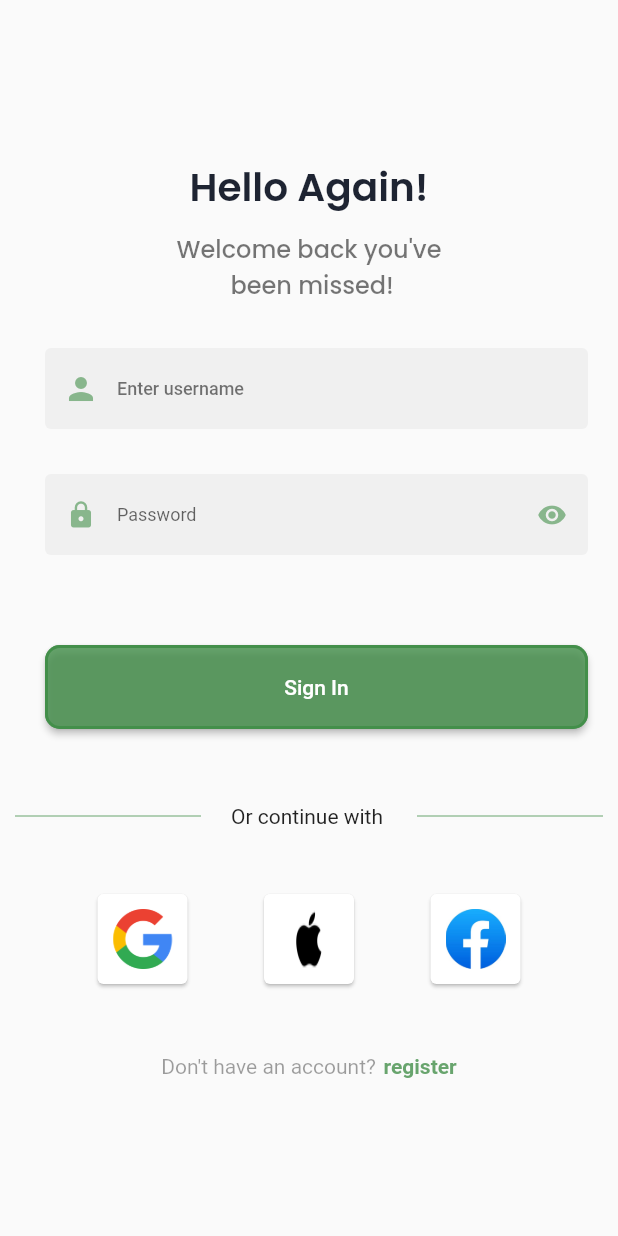
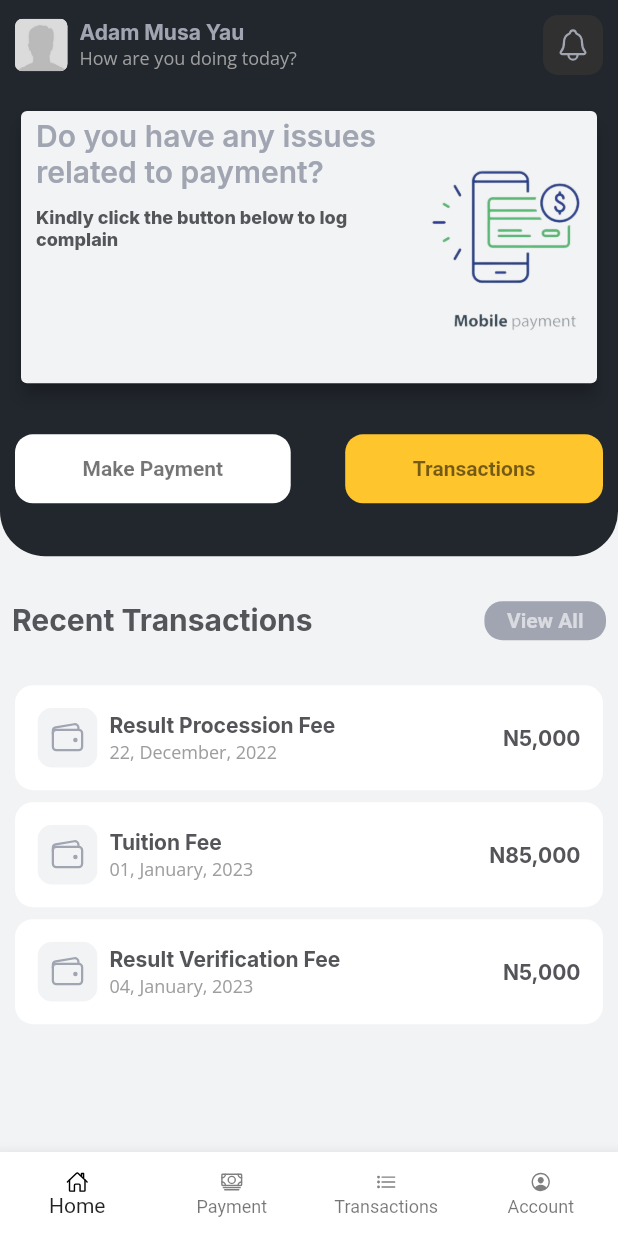
Before and after one commit to AdamcyNaira/central_payment_app, a Flutter app: the Login screen opened by its route, after a tap on "Sign In", on a phone screen of 412 x 824 dp. Run offline on Flutter 3.47's test engine with Material 2 defaults, Android fonts, the light colour scheme and no system bars; our stand-ins replace cached_network_image, carousel_nullsafety, connectivity, cool_alert, flutter_riverpod, flutter_spinkit and 4 more; missing offline and left inert: flutter_downloader, insta_image_viewer, sendgrid_mailer; accounts and stored records are empty; project files that could hold a hidden picture were left out.

Commit message:
Worked on Dashboard

```diff
--- a/lib/main.dart
+++ b/lib/main.dart
@@ -2,6 +2,7 @@ import 'package:flutter/material.dart';
 import 'package:flutter/services.dart';
 import 'package:flutter_downloader/flutter_downloader.dart';
 import 'package:flutter_riverpod/flutter_riverpod.dart';
+import 'package:result_verification/screens/dashboard/dashboard.dart';
 import 'package:result_verification/screens/home/login.dart';
 import 'package:result_verification/screens/home/splash_screen.dart';
 import 'package:shared_preferences/shared_preferences.dart';
@@ -26,7 +27,7 @@ class MyApp extends StatelessWidget {
 
    @override
   Widget build(BuildContext context) {
-    SystemChrome.setSystemUIOverlayStyle(SystemUiOverlayStyle(statusBarColor: Colors.transparent));
+    SystemChrome.setSystemUIOverlayStyle(SystemUiOverlayStyle(statusBarColor: Colors.black));
     return MaterialApp(
       title: 'Central Payment System(CPS)',
       theme: ThemeData(
@@ -38,6 +39,7 @@ class MyApp extends StatelessWidget {
        routes: {
         // '/registration': (ctx) => const Registration(),
         '/login': (ctx) => const Login(),
+        '/dashboard': (ctx) => BottomNav(),
       },
     );
   }
--- /dev/null
+++ b/lib/screens/dashboard/dashboard.dart
@@ -0,0 +1,307 @@
+import 'package:carousel_nullsafety/carousel_nullsafety.dart';
+import 'package:flutter/material.dart';
+import 'package:flutter_riverpod/flutter_riverpod.dart';
+import 'package:google_fonts/google_fonts.dart';
+import 'package:ionicons/ionicons.dart';
+import 'package:result_verification/widgets/card_widget.dart';
+
+import '../../util/constants.dart';
+
+class Dashboard extends StatefulWidget {
+  const Dashboard({super.key});
+
+  @override
+  State<Dashboard> createState() => _DashboardState();
+}
+
+class _DashboardState extends State<Dashboard> {
+  @override
+  Widget build(BuildContext context) {
+    return SafeArea(
+      child: Scaffold(
+        backgroundColor: Constants.kBackgroundColor,
+        body:  Container(
+              height: screenHeight(context),
+              width: screenWidth(context),
+              child: RefreshIndicator(
+                onRefresh: () async => {
+               //  await ref.watch(eventListState.future),
+                },
+                child: ListView(
+                  children: [
+                    Container(
+                    padding: const EdgeInsets.only(top: 10, left: 10, right: 10),
+                    height: screenHeight(context) * 0.45,
+                    width: double.infinity,
+                    decoration: const BoxDecoration(
+                      borderRadius: BorderRadius.only(
+                        bottomLeft: Radius.circular(30),
+                        bottomRight: Radius.circular(30),
+                      ),
+                      color: Constants.kBlackColor,
+                    ),
+                    child: Column(
+                      crossAxisAlignment: CrossAxisAlignment.start,
+                      mainAxisAlignment: MainAxisAlignment.start,
+                      children: [
+                        DashboardTop(),
+                        YMargin(20),
+                         DashboardCard(),
+                      YMargin(30),
+                      Row(
+                        crossAxisAlignment: CrossAxisAlignment.start,
+                        mainAxisAlignment: MainAxisAlignment.spaceBetween,
+                        children: [
+                          Container(
+                        decoration: BoxDecoration(
+                          color: Colors.white,
+                          borderRadius: BorderRadius.circular(12),
+                        ),
+                        padding: EdgeInsets.symmetric(horizontal: 45, vertical: 15),
+                        child: Text(
+                          "Make Payment",
+                          style: TextStyle(color: Colors.black54, fontWeight: FontWeight.bold),
+                        ),
+                      ),
+                      Container(
+                        decoration: BoxDecoration(
+                          color: Color(0XFFfec52d),
+                          borderRadius: BorderRadius.circular(12),
+                        ),
+                        padding: EdgeInsets.symmetric(horizontal: 45, vertical: 15),
+                        child: Text(
+                          "Transactions",
+                          style: TextStyle(color: Colors.black54, fontWeight: FontWeight.bold),
+                        ),
+                      ),
+                        ],
+                      )
+
+                      ],
+                    ),
+                  ),
+                    YMargin(30),
+                    Padding(
+                      padding: const EdgeInsets.only(left:8.0, right: 8.0),
+                      child: Row(
+                        mainAxisAlignment: MainAxisAlignment.spaceBetween,
+                        children: [
+                          Text(
+                            "Recent Transactions",
+                            style: GoogleFonts.inter(
+                              fontSize: 20,
+                              fontWeight: FontWeight.bold,
+                              color: Constants.kTextColor,
+                            ),
+                          ),
+                           Container(
+                          decoration: BoxDecoration(
+                            color: Constants.kGreyColor,
+                            borderRadius: BorderRadius.circular(12),
+                          ),
+                          padding: EdgeInsets.symmetric(horizontal: 15, vertical: 5),
+                          child: Text(
+                            "View All",
+                            style: TextStyle(color: Colors.white60, fontWeight: FontWeight.bold),
+                          ),
+                        ),
+                        ],
+                      ),
+                    ),
+                    YMargin(30),
+                    TransactionTile(
+                      icon: Ionicons.wallet_outline,
+                      title: "Result Procession Fee",
+                      subTitle: "22, December, 2022",
+                      amount: "5,000",
+                    ),
+                    TransactionTile(
+                      icon: Ionicons.wallet_outline,
+                      title: "Tuition Fee",
+                      subTitle: "01, January, 2023",
+                      amount: "85,000",
+                    ),
+                    TransactionTile(
+                      icon: Ionicons.wallet_outline,
+                      title: "Result Verification Fee",
+                      subTitle: "04, January, 2023",
+                      amount: "5,000",
+                    ),
+                  ],
+                ),
+              ),
+            ),
+      ),
+    );
+  }
+}
+
+
+
+
+class BottomNav extends ConsumerStatefulWidget {
+  BottomNav({super.key});
+
+  @override
+  _BottomNavState createState() =>
+      _BottomNavState();
+}
+
+class _BottomNavState extends ConsumerState<BottomNav> {
+  _BottomNavState();
+
+  int _selectedIndex = 0;
+  final menu = [
+    const Dashboard(),
+    const Dashboard(),
+    const Dashboard(),
+    const Dashboard(),
+  ];
+   void onItemTapped(int index) {
+    setState(() {
+      _selectedIndex = index;
+    });
+  }
+
+  @override
+  Widget build(BuildContext context) {
+    return Scaffold(
+      body: menu.elementAt(_selectedIndex),
+      bottomNavigationBar: BottomNavigationBar(
+        items: const <BottomNavigationBarItem>[
+          BottomNavigationBarItem(
+            icon: Icon(
+              Ionicons.home_outline,
+              size: 15.0,
+            ),
+            label: 'Home',
+          ),
+          BottomNavigationBarItem(
+            icon: Icon(
+              Ionicons.cash_outline,
+              size: 15.0,
+            ),
+            label: 'Payment',
+          ),
+          BottomNavigationBarItem(
+            icon: Icon(
+              Ionicons.list_outline,
+              size: 15.0,
+            ),
+            label: 'Transactions',
+          ),
+          BottomNavigationBarItem(
+            icon: Icon(
+              Ionicons.person_circle_outline,
+              size: 15.0,
+            ),
+            label: 'Account',
+          ),
+        ],
+        showUnselectedLabels: true,
+        selectedItemColor: Colors.black87,
+        unselectedItemColor: Colors.black54,
+        selectedIconTheme:  IconThemeData(color: Colors.black, opacity: 1, size: 20),
+        unselectedIconTheme:  IconThemeData(color: Colors.black, opacity: 0.5),
+        type: BottomNavigationBarType.fixed,
+        currentIndex: _selectedIndex,
+        onTap: onItemTapped,
+        elevation: 8,
+        backgroundColor: Constants.kWhiteColor,
+      ),
+    );
+  }
+}
+
+class DashboardTop extends ConsumerStatefulWidget {
+  const DashboardTop({Key? key}) : super(key: key);
+
+  @override
+  _DashboardTopState createState() => _DashboardTopState();
+}
+
+class _DashboardTopState extends ConsumerState<DashboardTop> {
+  var photo = "";
+  var name = "";
+  @override
+  void initState() {
+    super.initState();
+    setState(() {
+      photo = "";
+      name = "Adam Musa Yau";
+    });
+  }
+
+  @override
+  Widget build(BuildContext context) {
+    return Row(
+      crossAxisAlignment: CrossAxisAlignment.center,
+      mainAxisAlignment: MainAxisAlignment.spaceBetween,
+      children: [
+        Row(
+          crossAxisAlignment: CrossAxisAlignment.start,
+          mainAxisAlignment: MainAxisAlignment.start,
+          children: [
+            ClipRRect(
+              borderRadius: BorderRadius.circular(5.0),
+              child: Container(
+                padding: const EdgeInsets.fromLTRB(5.0, 5.0, 5.0, 5.0),
+                height: 35,
+                width: 35,
+                decoration: BoxDecoration(
+                  color: Color.fromARGB(255, 244, 242, 242),
+                  image: photo.isNotEmpty
+                      ? DecorationImage(
+                          image: NetworkImage(
+                            photo,
+                          ),
+                          fit: BoxFit.fill,
+                        )
+                      : DecorationImage(
+                          image: AssetImage(
+                            'assets/images/placeholder.png',
+                          ),
+                          fit: BoxFit.fill,
+                        ),
+                ),
+              ),
+            ),
+            const XMargin(8),
+            Column(
+              crossAxisAlignment: CrossAxisAlignment.start,
+              mainAxisAlignment: MainAxisAlignment.start,
+              children: [
+                Text(
+                  name,
+                  style: GoogleFonts.inter(
+                    fontSize: 14,
+                    fontWeight: FontWeight.w700,
+                    color: Constants.kGreyColor,
+                  ),
+                ),
+                const YMargin(1),
+                Text(
+                  "How are you doing today?",
+                  style: GoogleFonts.openSans(
+                    fontSize: 12,
+                    color: Colors.grey,
+                  ),
+                ),
+              ],
+            )
+          ],
+        ),
+        ClipRRect(
+          borderRadius: BorderRadius.circular(10.0),
+          child: Container(
+            padding: const EdgeInsets.fromLTRB(5.0, 5.0, 5.0, 5.0),
+            height: 40,
+            width: 40,
+            color: Color.fromARGB(255, 48, 48, 48),
+            child: Icon(Ionicons.notifications_outline, color: Constants.kGreyColor,),
+          ),
+        ),
+      ],
+    );
+  }
+}
--- a/lib/screens/home/home.dart
+++ b/lib/screens/home/home.dart
@@ -1,5 +1,4 @@
 import 'package:flutter/material.dart';
-import 'package:google_fonts/google_fonts.dart';
 
 import '../../util/constants.dart';
 import '../../widgets/home_widget.dart';
@@ -27,8 +26,8 @@ class _HomePageState extends State<HomePage> {
             end: Alignment.bottomRight,
             stops: [0.1, 0.5],
             colors: [
-              Color(0XFF9DFFB3),
-              Color(0XFF1AA37A),
+              Color(0XFFffffff),
+              Color.fromARGB(255, 185, 194, 206),
             ],
           ),
         ),
--- a/lib/screens/home/login.dart
+++ b/lib/screens/home/login.dart
@@ -275,7 +275,7 @@ class _LoginState extends ConsumerState<Login> {
                           padding: const EdgeInsets.all(20),
                           textColor: Colors.white,
                           onPressed: () {
-                         //   userLogin();
+                            Navigator.pushNamed(context, '/dashboard');
                           },
                         ),
                       ),
--- a/lib/util/constants.dart
+++ b/lib/util/constants.dart
@@ -9,16 +9,19 @@ import 'package:google_fonts/google_fonts.dart';
 
 class Constants {
   static SharedPreferences? sharedPref;
-  static const kTextColor = Color(0XFF1E2432);
+  static const kTextColor = Color(0XFF545559);
   static const kMediumTextColor = Color(0XFF53627C);
   static const kLightColor = Color(0XFFACB1C0);
   static const kPrimaryColor = Color.fromARGB(255, 67, 143, 74);
   static const kFormFillColor = Color(0XFFfdfff5);
   final kPrimaryColorOpacity = Color(0xff008080).withOpacity(0.8);
   static const kPrimaryColor2 = Color(0xff123318);
-  static const kBackgroundColor = Color(0xFFEbf5f0);
+  static const kBackgroundColor = Color(0xFFf1f3f4);
+  static const kWhiteColor = Color(0xFFffffff);
+  static const kGreyColor = Color(0xFFa0a5b1);
+  static const kLightGreyColor = Color(0xFFf1f3f4);
+  static const kBlackColor = Color(0xFF22272e);
   static const kBlueColor = Color(0xFF2C53B1);
-  static const kGreyColor = Color(0xFFB4B0B0);
   static const kTitleColor = Color(0xFF23374D);
   static const kSubtitleColor = Color(0xFF8E8E8E);
   static const kBorderColor = Color(0xFFE8E8F3);
--- /dev/null
+++ b/lib/widgets/card_widget.dart
@@ -0,0 +1,159 @@
+// ignore_for_file: must_be_immutable
+
+import 'package:flutter/material.dart';
+import 'package:google_fonts/google_fonts.dart';
+import 'package:ionicons/ionicons.dart';
+
+import '../util/constants.dart';
+class TransactionTile extends StatelessWidget {
+  String? title;
+  String? subTitle;
+  String? amount;
+  IconData? icon;
+
+  TransactionTile({Key? key, this.title, this.subTitle, this.amount, this.icon}) : super(key: key);
+  @override
+  Widget build(BuildContext context) {
+    return Padding(
+                      padding: const EdgeInsets.fromLTRB(10, 0, 10, 8),
+                      child: Container(
+                        width: screenWidth(context),
+                          decoration: BoxDecoration(
+                            color: Constants.kWhiteColor,
+                            borderRadius: BorderRadius.circular(12),
+                          ),
+                          padding: EdgeInsets.symmetric(horizontal: 15, vertical: 15),
+                          child: Row(
+                            crossAxisAlignment: CrossAxisAlignment.center,
+                          mainAxisAlignment: MainAxisAlignment.spaceBetween,
+                            children: [
+                              Row(
+                            children: [
+                               ClipRRect(
+                              borderRadius: BorderRadius.circular(10.0),
+                              child: Container(
+                                padding: const EdgeInsets.fromLTRB(5.0, 5.0, 5.0, 5.0),
+                                height: 40,
+                                width: 40,
+                                color: Constants.kLightGreyColor,
+                                child: Icon(icon!, color: Constants.kGreyColor,),
+                              ),
+                            ),
+                             const XMargin(8),
+                              Column(
+                                crossAxisAlignment: CrossAxisAlignment.start,
+                                mainAxisAlignment: MainAxisAlignment.start,
+                                children: [
+                                  Text(
+                                    title!,
+                                    style: GoogleFonts.inter(
+                                      fontSize: 14,
+                                      fontWeight: FontWeight.w700,
+                                      color: Constants.kTextColor,
+                                    ),
+                                  ),
+                                  const YMargin(1),
+                                  Text(
+                                    subTitle!,
+                                    style: GoogleFonts.openSans(
+                                      fontSize: 12,
+                                      color: Colors.grey,
+                                    ),
+                                  ),
+                                ],
+                              ),
+                            ],
+                          ),
+                          Text(
+                                    "N${amount!}",
+                                    style: GoogleFonts.inter(
+                                      fontSize: 14,
+                                      fontWeight: FontWeight.w700,
+                                      color: Constants.kTextColor,
+                                    ),),
+                            ],
+                          ),
+
+                        ),
+                    );
+  }
+
+}
+
+
+
+class DashboardCard extends StatelessWidget {
+  const DashboardCard({super.key});
+
+  @override
+  Widget build(BuildContext context) {
+    return Column(
+            crossAxisAlignment: CrossAxisAlignment.start,
+            children: [
+              Container(
+                  height: screenHeight(context) * 0.23,
+                  width: screenWidth(context),
+                  decoration: const BoxDecoration(
+                    borderRadius: BorderRadius.all(Radius.circular(10)),
+                  ),
+                  child: Card(
+                    color: Constants.kLightGreyColor,
+                    elevation: 5,
+                    child: InkWell(
+                      highlightColor: Constants.kPrimaryColor.withOpacity(0.2),
+                      onTap: () {},
+                      child: Row(
+                        children: [
+                          Expanded(
+                            flex: 2,
+                            child: Padding(
+                              padding:
+                                  const EdgeInsets.only(right: 8, left: 10),
+                              child: Column(
+                                crossAxisAlignment: CrossAxisAlignment.start,
+                                mainAxisAlignment: MainAxisAlignment.start,
+                                children: [
+                                  const YMargin(5),
+                                  Text(
+                                    'Do you have any issues related to payment?',
+                                    style: GoogleFonts.inter(
+                                        fontWeight: FontWeight.w600,
+                                        color: Constants.kGreyColor,
+                                        fontSize: 20),
+                                  ),
+                                  const YMargin(10),
+                                  Text(
+                                        'Kindly click the button below to log complain',
+                                        style: GoogleFonts.inter(
+                                            fontWeight: FontWeight.w800,
+                                            color: Constants.kTextColor,
+                                            fontSize: 12),
+                                      ),
+
+                                  const YMargin(1),
+
+                                ],
+                              ),
+                            ),
+                          ),
+                          const YMargin(10),
+                          Expanded(
+                            flex: 1,
+                            child: Padding(
+                              padding: const EdgeInsets.only(left: 5.0),
+                              child: Image.asset(
+                                'assets/images/pay.png',
+                                width: 100,
+                                fit: BoxFit.fill,
+                              ),
+                            ),
+                          ),
+                        ],
+                      )
+                       ),
+                  ))
+            ]
+                  );
+
+  }
+}
--- a/lib/widgets/home_widget.dart
+++ b/lib/widgets/home_widget.dart
@@ -95,14 +95,14 @@ class Body extends StatelessWidget {
                               Text(
                                 "Central Payment System(CPS)",
                                 style: GoogleFonts.inter(
-                                    fontSize: 18, fontWeight: FontWeight.w900, color: Colors.white70),
+                                    fontSize: 18, fontWeight: FontWeight.w900, color: Colors.black54),
                                 textAlign: TextAlign.center,
                               ),
                               const YMargin(3),
                               Text(
                                 "Secured & Flexible Payment",
                                 style: GoogleFonts.alike(
-                                    fontSize: 14, fontWeight: FontWeight.w300, color: Colors.white70),
+                                    fontSize: 14, fontWeight: FontWeight.w300, color: Colors.black54),
                                 textAlign: TextAlign.center,
                               ),
                             ],
```
Also changed, not shown: assets/images/pay.png (added).
